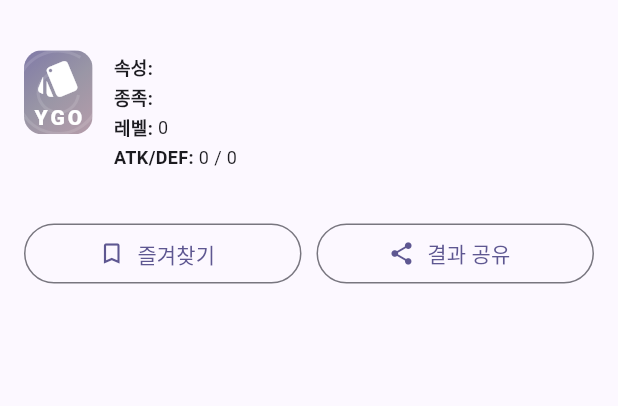
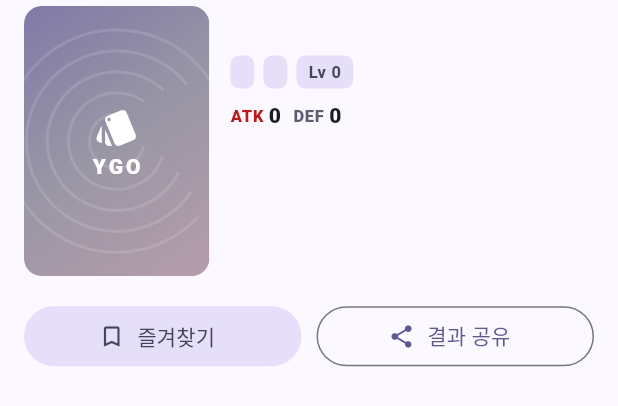
Before and after one commit to hyun0914/ygo_slot_app, a Flutter app: the CardDetailSheet widget shown alone on an empty page, opened directly with empty values, on a phone screen of 412 x 824 dp. Shown: the top 406 px of the screen. Run offline on Flutter 3.47's test engine with Material 3 defaults, Android fonts, the phone set to English and light mode, and no system bars; our stand-ins replace cloud_firestore, confetti, firebase_auth, firebase_core, flutter_riverpod, shared_preferences and 1 more; missing offline and left inert: dart:js_interop, dart:ui_web; accounts and stored records are empty; generated files the repository leaves out were written again; network calls fail.

Commit message:
fix: 카드 이미지 탭 안 되는 문제 수정 및 상세 팝업 레이아웃 개선
Co-Authored-By: Claude Sonnet 4.6 <noreply@anthropic.com>

```diff
--- a/lib/core/widgets/app_network_image_web.dart
+++ b/lib/core/widgets/app_network_image_web.dart
@@ -41,6 +41,7 @@ class AppNetworkImage extends StatelessWidget {
           ..style.width = '100%'
           ..style.height = '100%'
           ..style.objectFit = _objectFitCss(fit)
+          ..style.pointerEvents = 'none'
           ..loading = 'lazy'
           ..decoding = 'async';
 
--- a/lib/features/random_draw/presentation/pages/random_draw_page.dart
+++ b/lib/features/random_draw/presentation/pages/random_draw_page.dart
@@ -917,7 +917,7 @@ class _RandomDrawPageState extends ConsumerState<RandomDrawPage> with TickerProv
       showDragHandle: true,
       isScrollControlled: true,
       constraints: BoxConstraints(
-        maxHeight: MediaQuery.of(context).size.height * 0.55,
+        maxHeight: MediaQuery.of(context).size.height * 0.70,
       ),
       builder: (_) => CardDetailSheet(
         card: card,
--- a/lib/features/random_draw/presentation/widgets/card_detail_sheet.dart
+++ b/lib/features/random_draw/presentation/widgets/card_detail_sheet.dart
@@ -1,4 +1,5 @@
 import 'package:flutter/material.dart';
+import '../../../../../core/app_constants.dart';
 import '../../../../../core/models/ygopro_card.dart';
 import '../../../../../core/widgets/app_network_image.dart';
 import '../../../../../core/widgets/ygo_card_back.dart';
@@ -34,62 +35,115 @@ class _CardDetailSheetState extends State<CardDetailSheet> {
   Widget build(BuildContext context) {
     final theme = Theme.of(context);
     final card = widget.card;
+    final size = MediaQuery.sizeOf(context);
+    final cardWidth = (size.width * 0.30).clamp(90.0, 140.0);
 
     return SafeArea(
       child: SingleChildScrollView(
-        padding: const EdgeInsets.fromLTRB(16, 8, 16, 24),
+        padding: const EdgeInsets.fromLTRB(16, 4, 16, 24),
         child: Column(
           mainAxisSize: MainAxisSize.min,
           children: [
             Row(
+              crossAxisAlignment: CrossAxisAlignment.start,
               children: [
+                // 카드 이미지
                 ClipRRect(
-                  borderRadius: BorderRadius.circular(8),
+                  borderRadius: BorderRadius.circular(10),
+                  child: SizedBox(
+                    width: cardWidth,
+                    child: AspectRatio(
+                      aspectRatio: AppConstants.ygoCardAspectRatio,
                       child: AppNetworkImage(
                         card.imageUrl,
-                    width: 80,
-                    height: 116,
-                    fit: BoxFit.cover,
+                        fit: BoxFit.contain,
                         fallback: (_) => const YgoCardBack(label: 'YGO'),
                       ),
                     ),
+                  ),
+                ),
                 const SizedBox(width: 14),
+                // 카드 정보
                 Expanded(
                   child: Column(
                     crossAxisAlignment: CrossAxisAlignment.start,
                     children: [
-                      Text(card.name,
-                          style: theme.textTheme.titleMedium?.copyWith(fontWeight: FontWeight.bold)),
                       const SizedBox(height: 4),
-                      if (card.attribute != null) _InfoRow(label: '속성', value: card.attribute!),
-                      if (card.race != null) _InfoRow(label: '종족', value: card.race!),
-                      if (card.level != null) _InfoRow(label: '레벨', value: '${card.level}'),
-                      if (card.atk != null || card.def != null)
-                        _InfoRow(label: 'ATK/DEF', value: '${card.atk ?? "-"} / ${card.def ?? "-"}'),
+                      Text(
+                        card.name,
+                        style: theme.textTheme.titleMedium?.copyWith(
+                          fontWeight: FontWeight.w900,
+                          height: 1.2,
+                        ),
+                      ),
+                      const SizedBox(height: 10),
+                      if (card.attribute != null || card.race != null)
+                        Wrap(
+                          spacing: 6,
+                          runSpacing: 4,
+                          children: [
+                            if (card.attribute != null)
+                              _Chip(card.attribute!.toUpperCase()),
+                            if (card.race != null) _Chip(card.race!),
+                            if (card.level != null) _Chip('Lv ${card.level}'),
+                          ],
+                        ),
+                      if (card.atk != null || card.def != null) ...[
+                        const SizedBox(height: 8),
+                        Row(
+                          children: [
+                            _StatBadge(
+                              label: 'ATK',
+                              value: '${card.atk ?? "?"}',
+                              color: theme.colorScheme.error,
+                            ),
+                            const SizedBox(width: 8),
+                            _StatBadge(
+                              label: 'DEF',
+                              value: '${card.def ?? "?"}',
+                              color: theme.colorScheme.secondary,
+                            ),
+                          ],
+                        ),
+                      ],
                     ],
                   ),
                 ),
               ],
             ),
-            const SizedBox(height: 14),
-            if (card.desc.isNotEmpty)
-              Text(
+            if (card.desc.isNotEmpty) ...[
+              const SizedBox(height: 12),
+              Container(
+                width: double.infinity,
+                padding: const EdgeInsets.all(12),
+                decoration: BoxDecoration(
+                  color: theme.colorScheme.surfaceContainerHighest,
+                  borderRadius: BorderRadius.circular(10),
+                ),
+                child: Text(
                   card.desc,
                   style: theme.textTheme.bodySmall?.copyWith(
-                    color: theme.colorScheme.onSurfaceVariant),
-                maxLines: 5,
+                    color: theme.colorScheme.onSurfaceVariant,
+                    height: 1.5,
+                  ),
+                  maxLines: 6,
                   overflow: TextOverflow.ellipsis,
                 ),
+              ),
+            ],
             const SizedBox(height: 16),
             Row(
               children: [
                 Expanded(
-                  child: OutlinedButton.icon(
+                  child: FilledButton.tonalIcon(
                     onPressed: () async {
                       await widget.onToggleFavorite();
                       if (mounted) setState(() => _fav = !_fav);
                     },
-                    icon: Icon(_fav ? Icons.bookmark : Icons.bookmark_border, size: 18),
+                    icon: Icon(
+                      _fav ? Icons.bookmark : Icons.bookmark_border,
+                      size: 18,
+                    ),
                     label: Text(_fav ? '즐겨찾기 해제' : '즐겨찾기'),
                   ),
                 ),
@@ -113,22 +167,61 @@ class _CardDetailSheetState extends State<CardDetailSheet> {
   }
 }
 
-class _InfoRow extends StatelessWidget {
+class _Chip extends StatelessWidget {
   final String label;
-  final String value;
-
-  const _InfoRow({required this.label, required this.value});
+  const _Chip(this.label);
 
   @override
   Widget build(BuildContext context) {
-    return Padding(
-      padding: const EdgeInsets.only(bottom: 2),
-      child: Row(
-        children: [
-          Text('$label: ', style: const TextStyle(fontSize: 12, fontWeight: FontWeight.bold)),
-          Text(value, style: const TextStyle(fontSize: 12)),
-        ],
+    final theme = Theme.of(context);
+    return Container(
+      padding: const EdgeInsets.symmetric(horizontal: 8, vertical: 3),
+      decoration: BoxDecoration(
+        color: theme.colorScheme.secondaryContainer,
+        borderRadius: BorderRadius.circular(6),
+      ),
+      child: Text(
+        label,
+        style: theme.textTheme.labelSmall?.copyWith(
+          color: theme.colorScheme.onSecondaryContainer,
+          fontWeight: FontWeight.w700,
+        ),
       ),
     );
   }
 }
+
+class _StatBadge extends StatelessWidget {
+  final String label;
+  final String value;
+  final Color color;
+
+  const _StatBadge({
+    required this.label,
+    required this.value,
+    required this.color,
+  });
+
+  @override
+  Widget build(BuildContext context) {
+    final theme = Theme.of(context);
+    return Row(
+      mainAxisSize: MainAxisSize.min,
+      children: [
+        Text(
+          '$label ',
+          style: theme.textTheme.labelSmall?.copyWith(
+            color: color,
+            fontWeight: FontWeight.w900,
+          ),
+        ),
+        Text(
+          value,
+          style: theme.textTheme.titleSmall?.copyWith(
+            fontWeight: FontWeight.w900,
+          ),
+        ),
+      ],
+    );
+  }
+}
```
Lines whose indentation alone changed are shown as unchanged.
